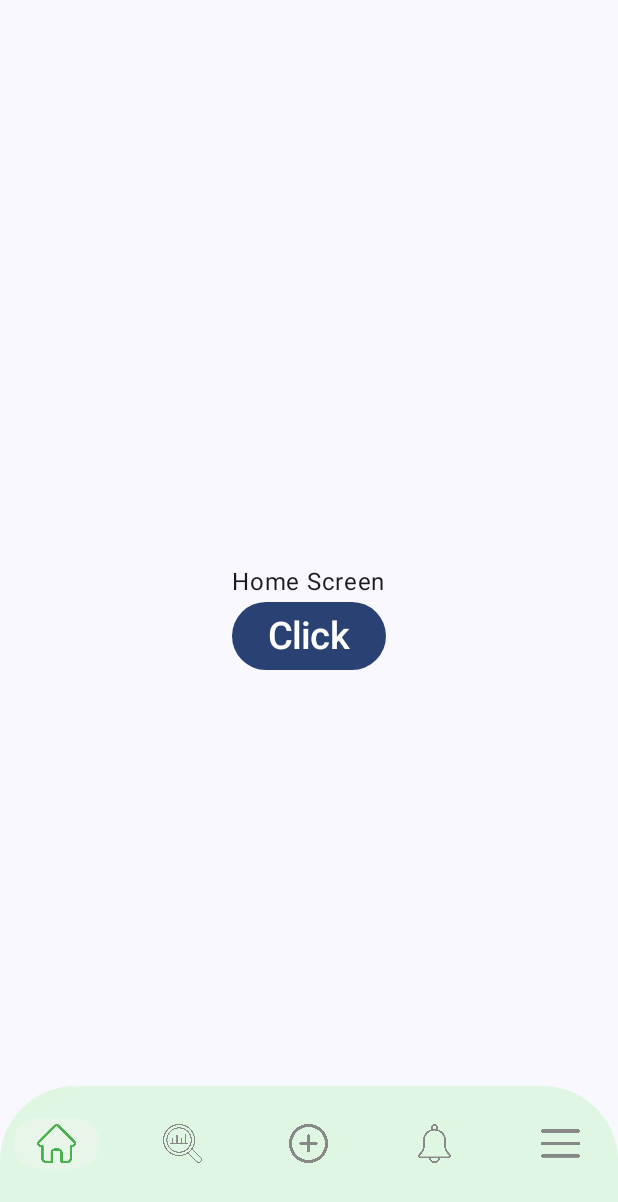
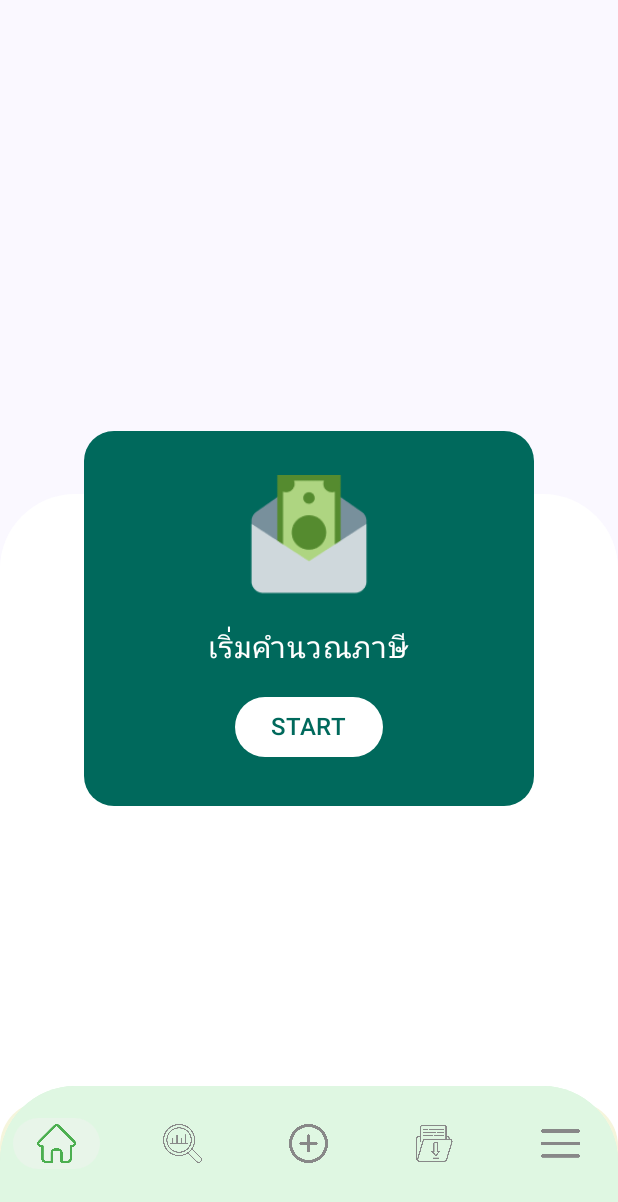
Before and after one commit to Anochaakimbo/PersonalTaxManagement-KotlinProject, an Android app built with Jetpack Compose: the screen it shows after launch (MainActivity), on a phone screen of 412 x 824 dp. Shown: the top 1202 px of the screen. Run offline under Robolectric (Android 15) with nearby library versions, the phone set to English and light mode, and no system bars.

Commit message:
home screen

```diff
--- a/app/build.gradle.kts
+++ b/app/build.gradle.kts
@@ -61,4 +61,5 @@ dependencies {
 
     implementation("androidx.navigation:navigation-compose:2.8.5")
     implementation(libs.androidx.material3)
+
 }
--- a/app/src/main/java/com/example/myproject/screen/HomeScreen.kt
+++ b/app/src/main/java/com/example/myproject/screen/HomeScreen.kt
@@ -1,33 +1,113 @@
 package com.example.myproject.screen
 
 import android.widget.Toast
-import androidx.compose.foundation.layout.Arrangement
-import androidx.compose.foundation.layout.Column
-import androidx.compose.foundation.layout.fillMaxSize
-import androidx.compose.material3.Button
-import androidx.compose.material3.Text
+import androidx.compose.foundation.Image
+import androidx.compose.foundation.background
+import androidx.compose.foundation.layout.*
+import androidx.compose.foundation.shape.RoundedCornerShape
+import androidx.compose.material3.*
 import androidx.compose.runtime.Composable
 import androidx.compose.ui.Alignment
 import androidx.compose.ui.Modifier
+import androidx.compose.ui.draw.clip
+import androidx.compose.ui.graphics.Color
 import androidx.compose.ui.platform.LocalContext
+import androidx.compose.ui.res.painterResource
+import androidx.compose.ui.unit.dp
 import androidx.compose.ui.unit.sp
+import androidx.navigation.NavHostController
+import com.example.myproject.MyBottomBar
+import com.example.myproject.R
 
 @Composable
-fun HomeScreen(){
+fun HomeScreen(navController: NavHostController) {
     val contextForToast = LocalContext.current.applicationContext
+
+    Box(
+        modifier = Modifier
+            .fillMaxSize()
+    ) {
+        Box(
+            modifier = Modifier
+                .fillMaxWidth()
+                .fillMaxHeight(0.6f)
+                .align(Alignment.BottomCenter)
+                .background(
+                    color = Color.White,
+                    shape = RoundedCornerShape(topStart = 50.dp, topEnd = 50.dp)
+                )
+        )
+
+        Box(
+            modifier = Modifier
+                .size(width = 300.dp, height = 250.dp)
+                .align(Alignment.Center)
+                .background(
+                    color = Color(0xFF00695C),
+                    shape = RoundedCornerShape(20.dp)
+                ),
+            contentAlignment = Alignment.Center
+        ) {
             Column(
-        modifier = Modifier.fillMaxSize(),
                 horizontalAlignment = Alignment.CenterHorizontally,
                 verticalArrangement = Arrangement.Center
-    ){
+
+
+            ) {
+                Image(
+                    painter = painterResource(id = R.drawable.money_transfer_test),
+                    contentDescription = "Tax Icon",
+                    modifier = Modifier
+                        .size(100.dp)
+                        .padding(bottom = 8.dp),
+                )
                 Text(
-            text = "Home Screen"
+                    text = "เริ่มคำนวณภาษี",
+                    color = Color.White,
+                    fontSize = 20.sp
                 )
+
+                Spacer(modifier = Modifier.height(16.dp))
+
                 Button(
                     onClick = {
-                Toast.makeText(contextForToast,"Home", Toast.LENGTH_SHORT).show()
-            }){
-            Text(text = "Click", fontSize = 25.sp)
+                        Toast.makeText(contextForToast, "เริ่มคำนวณภาษี", Toast.LENGTH_SHORT).show()
+                    },
+                    colors = ButtonDefaults.buttonColors(
+                        containerColor = Color.White
+                    ),
+                    modifier = Modifier.clip(RoundedCornerShape(10.dp))
+                ) {
+                    Text(
+                        text = "START",
+                        color = Color(0xFF00695C),
+                        fontSize = 16.sp
+                    )
                 }
             }
         }
+        Box(
+            modifier = Modifier
+                .fillMaxWidth()
+                .height(100.dp) // ปรับความสูงของกล่องสีครีม
+                .align(Alignment.BottomCenter)
+                .padding(top = 10.dp)
+                .background(
+                    color = Color(0xFFF5F5DC), // สีครีม
+                    shape = RoundedCornerShape(topStart = 30.dp, topEnd = 30.dp)
+                )
+        )
+
+        Scaffold(
+            bottomBar = { MyBottomBar(navController, contextForToast) },
+            containerColor = Color.Transparent
+        ) { paddingValues ->
+            Column(
+                modifier = Modifier
+                    .fillMaxSize()
+                    .padding(paddingValues),
+                horizontalAlignment = Alignment.CenterHorizontally
+            ) { }
+        }
+    }
+}
--- a/app/src/main/java/com/example/myproject/screen/NavGraph.kt
+++ b/app/src/main/java/com/example/myproject/screen/NavGraph.kt
@@ -16,7 +16,7 @@ fun NavGraph(navController: NavHostController){
         composable(
             route = Screen.Home.route
         ){
-            HomeScreen()
+            HomeScreen(navController)
         }
         composable(
             route = Screen.Search.route
--- a/app/src/main/java/com/example/myproject/screen/Screen.kt
+++ b/app/src/main/java/com/example/myproject/screen/Screen.kt
@@ -7,6 +7,6 @@ sealed class Screen(val route :String,val name:String ,@DrawableRes val icon: In
     data object Home : Screen(route = "home_screen", name = "",icon = R.drawable.home)
     data object Search : Screen(route = "search_screen", name = "",icon = R.drawable.analyzer)
     data object TaxAdd : Screen(route = "taxadd_screen", name = "",icon = R.drawable.add)
-    data object Notification : Screen(route = "notification", name = "",icon = R.drawable.bell)
+    data object Notification : Screen(route = "notification", name = "",icon = R.drawable.filesave)
     data object Profile : Screen(route = "profile_screen", name = "",icon = R.drawable.menu)
 }
```
Also changed, not shown: app/src/main/java/com/example/myproject/MainActivity.kt (line endings or trailing spaces), app/src/main/res/drawable-nodpi/filesave.png (added), app/src/main/res/drawable-nodpi/money_transfer_test.png (added). Lines whose indentation alone changed are shown as unchanged.
